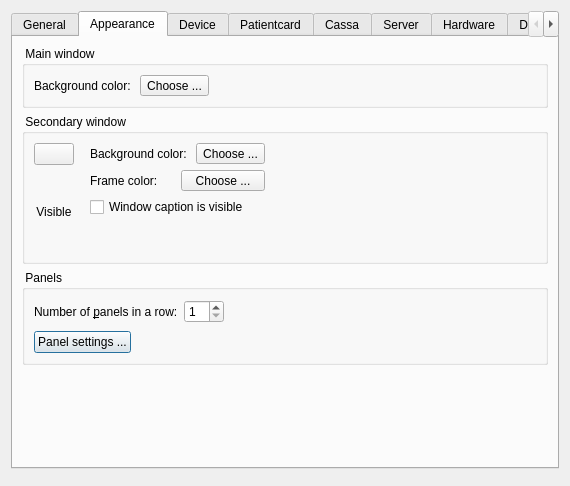
The window that client/dlgpreferences.ui (tbikfalvi/Belenus) describes before a commit, drawn with Qt 5.
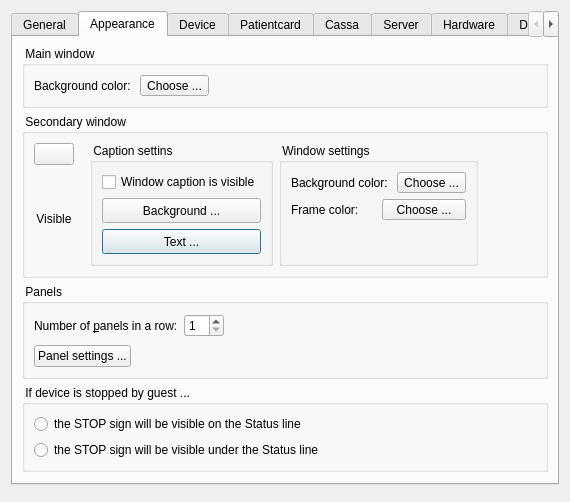
The same window after the commit. The open tabs and pages were chosen to show the change.

Commit message: STOP, caption

Patch:
```diff
--- a/client/dlgpreferences.ui
+++ b/client/dlgpreferences.ui
@@ -530,7 +530,7 @@
       <attribute name="title">
        <string>Appearance</string>
       </attribute>
-      <layout class="QVBoxLayout" name="verticalLayout_13">
+      <layout class="QVBoxLayout" name="verticalLayout_26">
        <item>
         <widget class="QGroupBox" name="gbMainWindow">
          <property name="title">
@@ -648,6 +648,95 @@
            </spacer>
           </item>
           <item>
+           <widget class="QGroupBox" name="gbSecondaryCaption">
+            <property name="title">
+             <string> Caption settins  </string>
+            </property>
+            <layout class="QVBoxLayout" name="verticalLayout_25">
+             <item>
+              <widget class="QCheckBox" name="chkSecondaryCaption">
+               <property name="text">
+                <string>Window caption is visible</string>
+               </property>
+              </widget>
+             </item>
+             <item>
+              <widget class="QToolButton" name="pbCaptionBackgroundActive">
+               <property name="sizePolicy">
+                <sizepolicy hsizetype="Minimum" vsizetype="Fixed">
+                 <horstretch>0</horstretch>
+                 <verstretch>0</verstretch>
+                </sizepolicy>
+               </property>
+               <property name="minimumSize">
+                <size>
+                 <width>0</width>
+                 <height>25</height>
+                </size>
+               </property>
+               <property name="maximumSize">
+                <size>
+                 <width>16777215</width>
+                 <height>24</height>
+                </size>
+               </property>
+               <property name="text">
+                <string>Background ...</string>
+               </property>
+               <property name="iconSize">
+                <size>
+                 <width>15</width>
+                 <height>15</height>
+                </size>
+               </property>
+               <property name="toolButtonStyle">
+                <enum>Qt::ToolButtonTextBesideIcon</enum>
+               </property>
+              </widget>
+             </item>
+             <item>
+              <widget class="QPushButton" name="pbTextColorActive">
+               <property name="enabled">
+                <bool>true</bool>
+               </property>
+               <property name="minimumSize">
+                <size>
+                 <width>0</width>
+                 <height>25</height>
+                </size>
+               </property>
+               <property name="text">
+                <string>Text ...</string>
+               </property>
+               <property name="iconSize">
+                <size>
+                 <width>15</width>
+                 <height>15</height>
+                </size>
+               </property>
+              </widget>
+             </item>
+             <item>
+              <spacer name="verticalSpacer_9">
+               <property name="orientation">
+                <enum>Qt::Vertical</enum>
+               </property>
+               <property name="sizeHint" stdset="0">
+                <size>
+                 <width>20</width>
+                 <height>40</height>
+                </size>
+               </property>
+              </spacer>
+             </item>
+            </layout>
+           </widget>
+          </item>
+          <item>
+           <widget class="QGroupBox" name="gbSecWindowSettings">
+            <property name="title">
+             <string> Window settings </string>
+            </property>
            <layout class="QVBoxLayout" name="verticalLayout_14">
             <item>
              <layout class="QHBoxLayout" name="horizontalLayout_13">
@@ -727,13 +816,6 @@
               </item>
              </layout>
             </item>
-            <item>
-             <widget class="QCheckBox" name="chkSecondaryCaption">
-              <property name="text">
-               <string>Window caption is visible</string>
-              </property>
-             </widget>
-            </item>
             <item>
              <spacer name="verticalSpacer_7">
               <property name="orientation">
@@ -742,12 +824,13 @@
               <property name="sizeHint" stdset="0">
                <size>
                 <width>20</width>
-                <height>40</height>
+                 <height>28</height>
                </size>
               </property>
              </spacer>
             </item>
            </layout>
+           </widget>
           </item>
           <item>
            <spacer name="horizontalSpacer_7">
@@ -859,6 +942,29 @@
          </layout>
         </widget>
        </item>
+       <item>
+        <widget class="QGroupBox" name="gbPanelStop">
+         <property name="title">
+          <string> If device is stopped by guest ... </string>
+         </property>
+         <layout class="QVBoxLayout" name="verticalLayout_13">
+          <item>
+           <widget class="QRadioButton" name="rbStopInLine">
+            <property name="text">
+             <string>the STOP sign will be visible on the Status line</string>
+            </property>
+           </widget>
+          </item>
+          <item>
+           <widget class="QRadioButton" name="rbStopInNewLine">
+            <property name="text">
+             <string>the STOP sign will be visible under the Status line</string>
+            </property>
+           </widget>
+          </item>
+         </layout>
+        </widget>
+       </item>
        <item>
         <spacer name="verticalSpacer">
          <property name="orientation">
```
Left out of the diff: 2 changed lines with no effect on the pictures. Lines whose indentation alone changed are shown as unchanged. The commit also changes 9 other files.
